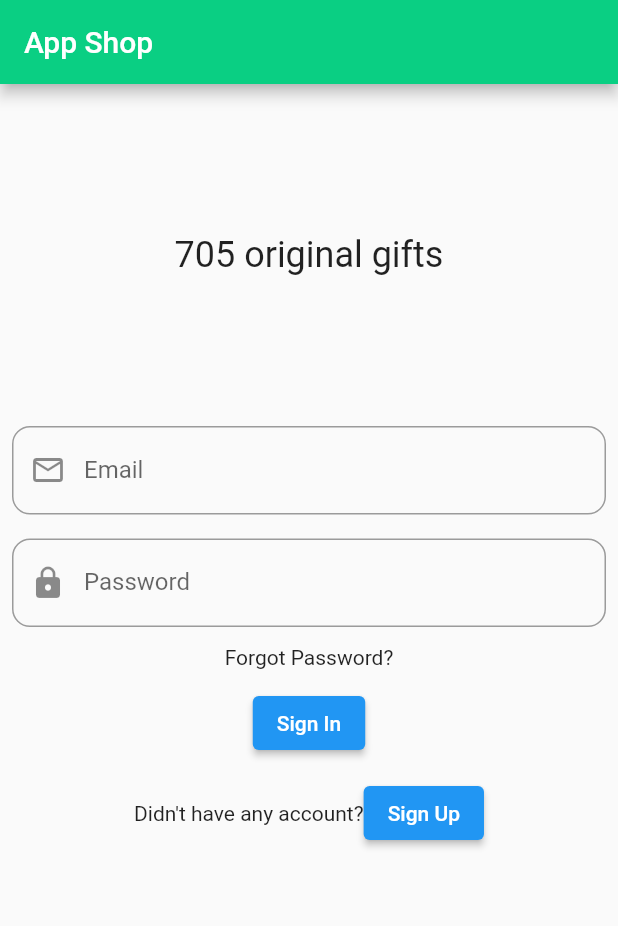
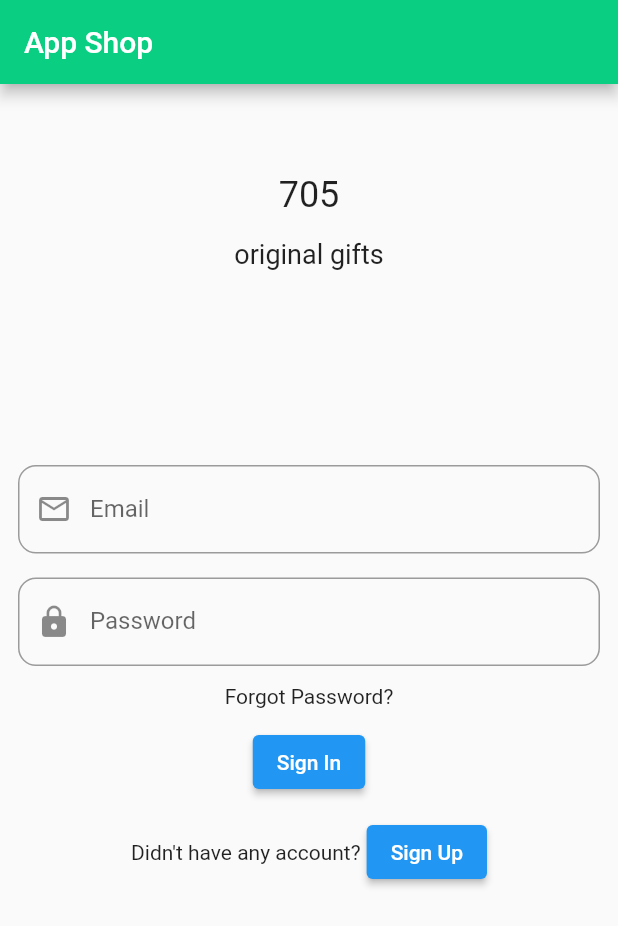
Before and after one commit to VladKodletov/ecom_705_original_gifts, a Flutter app: the screen it shows after launch, after a tap on "Sign In", on a phone screen of 412 x 824 dp. Shown: the top 926 px of the screen. Run offline on Flutter 3.47's test engine with Material 2 defaults, Android fonts, the phone set to English and light mode, and no system bars.

Commit message:
add Text

```diff
--- a/lib/main.dart
+++ b/lib/main.dart
@@ -8,7 +8,7 @@ void main() {
       debugShowCheckedModeBanner: false,
       home: const ScreenAuth(),
       theme: ThemeData(
-        appBarTheme: AppBarTheme(
+        appBarTheme: const AppBarTheme(
           backgroundColor: Color(0xFF0ACF83),
         ),
       ),
--- a/lib/screens/authent.dart
+++ b/lib/screens/authent.dart
@@ -10,12 +10,11 @@ class ScreenAuth extends StatefulWidget {
 class _ScreenAuthState extends State<ScreenAuth> {
   @override
   Widget build(BuildContext context) {
-    final deviceSize = MediaQuery.of(context).size;
     return Scaffold(
       appBar: AppBar(
-        title: Text('App Shop'),
+        title: const Text('App Shop'),
       ),
-      body: HeaderPage(),
+      body: const HeaderPage(),
     );
   }
 }
@@ -26,18 +25,25 @@ class HeaderPage extends StatelessWidget {
   @override
   Widget build(BuildContext context) {
     return Padding(
-      padding: const EdgeInsets.symmetric(horizontal: 8),
+      padding: const EdgeInsets.symmetric(horizontal: 12),
       child: Column(
-        children: [
+        children: const [
           SizedBox(
-            height: 100,
+            height: 60,
           ),
           Text(
-            '705 original gifts',
+            '705',
             style: TextStyle(fontSize: 24),
           ),
           SizedBox(
-            height: 100,
+            height: 15,
+          ),
+          Text(
+            'original gifts',
+            style: TextStyle(fontSize: 18),
+          ),
+          SizedBox(
+            height: 130,
           ),
           AuthInputForm(),
         ],
@@ -63,12 +69,12 @@ class _AuthInputFormState extends State<AuthInputForm> {
               prefixIcon: const Icon(
                 Icons.mail_outline,
               ),
-              label: Text('Email'),
+              label: const Text('Email'),
               border: OutlineInputBorder(
                 borderRadius: BorderRadius.circular(12),
               )),
         ),
-        SizedBox(
+        const SizedBox(
           height: 16,
         ),
         TextField(
@@ -76,33 +82,36 @@ class _AuthInputFormState extends State<AuthInputForm> {
             prefixIcon: const Icon(
               Icons.lock,
             ),
-            label: Text('Password'),
+            label: const Text('Password'),
             border: OutlineInputBorder(
               borderRadius: BorderRadius.circular(12),
             ),
           ),
         ),
-        SizedBox(
+        const SizedBox(
           height: 12,
         ),
-        Text('Forgot Password?'),
-        SizedBox(
+        const Text('Forgot Password?'),
+        const SizedBox(
           height: 12,
         ),
         ElevatedButton(
           onPressed: () {},
-          child: Text('Sign In'),
+          child: const Text('Sign In'),
         ),
-        SizedBox(
+        const SizedBox(
           height: 12,
         ),
         Row(
           mainAxisAlignment: MainAxisAlignment.center,
           children: [
-            Text("Didn't have any account?"),
+            const Text("Didn't have any account?"),
+            const SizedBox(
+              width: 4,
+            ),
             ElevatedButton(
               onPressed: () {},
-              child: Text('Sign Up'),
+              child: const Text('Sign Up'),
             ),
           ],
         )
--- a/textcourse/Lazyload_actionsfor.dart
+++ b/textcourse/Lazyload_actionsfor.dart
@@ -1,3 +1,4 @@
+// ignore_for_file: file_names
 /// 1) Сделать цвет аппбара в теме материалапп
 /// создаем класс на стл виджете для самого экрана, возвращаем столбец(column), и в нем
 /// текст '705 original gifts'
```
Also changed, not shown: 1 other file.
